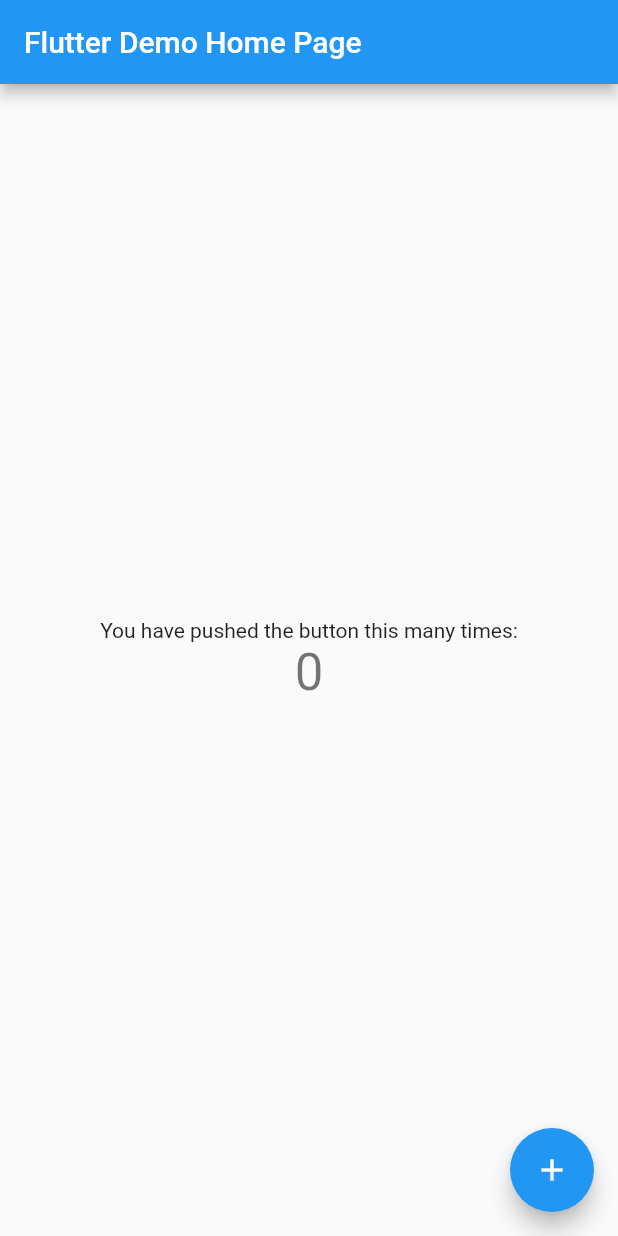
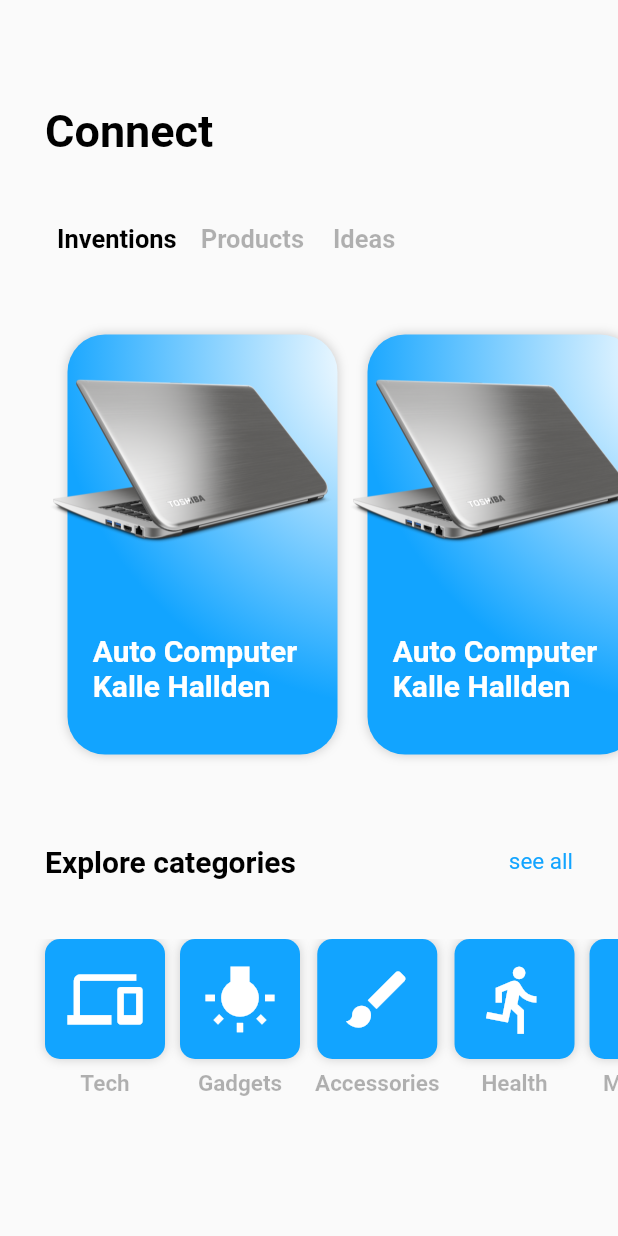
Before and after one commit to vitoralcantara/stroop, a Flutter app: the screen it shows after launch, on a phone screen of 412 x 824 dp. Run offline on Flutter 3.47's test engine with Material 2 defaults, Android fonts, the phone set to English and light mode, and no system bars; Roboto replaces fonts that are missing (Avenir, Helvetica).

Commit message:
inserido um modelo a partir do qual começar o projeto

```diff
--- /dev/null
+++ b/lib/Models/global.dart
@@ -0,0 +1,44 @@
+import 'package:flutter/material.dart';
+
+Color blueColor = Color(0xFF12A4FF);
+
+TextStyle whiteTitle = new TextStyle(
+    color: Colors.white,
+    fontFamily: "Avenir",
+    fontWeight: FontWeight.bold,
+    fontSize: 20);
+
+TextStyle mainBlackTitle = new TextStyle(
+    color: Colors.black,
+    fontFamily: "Helvetica",
+    fontWeight: FontWeight.bold,
+    fontSize: 30);
+
+TextStyle blackButtonTitle = new TextStyle(
+    color: Colors.black,
+    fontFamily: "Helvetica",
+    fontWeight: FontWeight.bold,
+    fontSize: 20);
+
+TextStyle seeAllButton = new TextStyle(
+    color: blueColor,
+    fontFamily: "Helvetica",
+    fontWeight: FontWeight.normal,
+    fontSize: 15);
+
+TextStyle categoryTitle = new TextStyle(
+    color: Colors.black.withOpacity(0.3),
+    fontFamily: "Helvetica",
+    fontWeight: FontWeight.bold,
+    fontSize: 15);
+TextStyle smallTitle = new TextStyle(
+    color: Colors.black,
+    fontFamily: "Helvetica",
+    fontWeight: FontWeight.bold,
+    fontSize: 15);
+
+TextStyle namesSmall = new TextStyle(
+    color: Colors.black.withOpacity(0.3),
+    fontFamily: "Helvetica",
+    fontWeight: FontWeight.bold,
+    fontSize: 10);
--- /dev/null
+++ b/lib/Models/invention.dart
@@ -0,0 +1,22 @@
+import 'package:flutter/material.dart';
+
+import 'user.dart';
+
+class Invention {
+  String? name;
+  List<User>? inventors;
+  double? progress;
+  List<User>? investors;
+  String? category;
+  AssetImage? image;
+
+  Invention(String name, List<User> inventors, List<User> investors,
+      double progress, String category, AssetImage image) {
+    this.name = name;
+    this.inventors = inventors;
+    this.investors = investors;
+    this.progress = progress;
+    this.category = category;
+    this.image = image;
+  }
+}
--- /dev/null
+++ b/lib/Models/user.dart
@@ -0,0 +1,18 @@
+import 'package:flutter/material.dart';
+
+import 'invention.dart';
+
+class User {
+  String? firstName;
+  String? lastName;
+  List<Invention>? inventions;
+  AssetImage? profilePic;
+
+  User(String firstName, String lastName, List<Invention> inventions,
+      AssetImage profilePic) {
+    this.firstName = firstName;
+    this.lastName = lastName;
+    this.inventions = inventions;
+    this.profilePic = profilePic;
+  }
+}
--- /dev/null
+++ b/lib/UI/category_card.dart
@@ -0,0 +1,32 @@
+import 'package:flutter/material.dart';
+import 'package:stroop/Models/global.dart';
+
+class CategoryCard extends StatelessWidget {
+  final String categoryName;
+  final Icon categoryIcon;
+  const CategoryCard({required this.categoryName, required this.categoryIcon});
+  @override
+  Widget build(BuildContext context) {
+    return Container(
+        margin: EdgeInsets.only(right: 10),
+        child: Column(
+            mainAxisAlignment: MainAxisAlignment.spaceBetween,
+            children: <Widget>[
+              Container(
+                  height: 80,
+                  width: 80,
+                  decoration: BoxDecoration(
+                      borderRadius: BorderRadius.all(Radius.circular(10)),
+                      boxShadow: [
+                        BoxShadow(
+                            color: Colors.grey.withOpacity(0.5), blurRadius: 5)
+                      ],
+                      color: blueColor),
+                  child: categoryIcon),
+              Container(
+                  child: Center(
+                child: Text(categoryName, style: categoryTitle),
+              ))
+            ]));
+  }
+}
--- /dev/null
+++ b/lib/UI/invent_card.dart
@@ -0,0 +1,71 @@
+import 'package:flutter/material.dart';
+import 'package:stroop/Models/global.dart';
+import 'package:stroop/Models/invention.dart';
+import 'package:stroop/Models/user.dart';
+
+import 'invention_page.dart';
+
+class InventCard extends StatelessWidget {
+  final Invention invention;
+  final User inventor;
+  const InventCard({required this.invention, required this.inventor});
+  @override
+  Widget build(BuildContext context) {
+    return Stack(children: <Widget>[
+      Container(
+          margin: EdgeInsets.only(left: 15),
+          constraints: BoxConstraints(maxHeight: 290),
+          width: 180,
+          decoration: BoxDecoration(
+              color: blueColor,
+              borderRadius: BorderRadius.all(Radius.circular(25)),
+              boxShadow: [
+                BoxShadow(color: Colors.grey.withOpacity(0.5), blurRadius: 5)
+              ],
+              gradient: RadialGradient(
+                center: const Alignment(1.5, -0.9), // near the top right
+                radius: 1.3,
+                colors: [
+                  const Color(0xFFFFFFFF), // yellow sun
+                  const Color(0xFF12A4FF), // blue sky
+                ],
+                stops: [0.1, 1.0],
+              )),
+          child: FlatButton(
+            shape: RoundedRectangleBorder(
+              borderRadius: new BorderRadius.circular(25.0),
+              //side: BorderSide(color: Colors.red)
+            ),
+            child: Container(),
+            onPressed: () {
+              Navigator.push(
+                context,
+                MaterialPageRoute(
+                    builder: (context) => InventionPage(invention: invention)),
+              );
+            },
+          )),
+      Container(
+        padding: EdgeInsets.only(top: 20),
+        width: 200,
+        child: Column(children: <Widget>[
+          Container(
+            child: Image(
+              image: invention.image!,
+            ),
+          ),
+          Container(
+              margin: EdgeInsets.only(top: 50),
+              child: Column(
+                crossAxisAlignment: CrossAxisAlignment.start,
+                children: <Widget>[
+                  Text(invention.name!, style: whiteTitle),
+                  Text(inventor.firstName! + " " + inventor.lastName!,
+                      style: whiteTitle)
+                ],
+              ))
+        ]),
+      )
+    ]);
+  }
+}
--- a/lib/main.dart
+++ b/lib/main.dart
@@ -1,113 +1,178 @@
 import 'package:flutter/material.dart';
 
-void main() {
-  runApp(MyApp());
-}
+import 'Models/global.dart';
+import 'Models/invention.dart';
+import 'Models/user.dart';
+import 'UI/category_card.dart';
+import 'UI/invent_card.dart';
 
-class MyApp extends StatelessWidget {
+void main() => runApp(RedTape());
+
+class RedTape extends StatelessWidget {
   // This widget is the root of your application.
   @override
   Widget build(BuildContext context) {
     return MaterialApp(
-      title: 'Flutter Demo',
+      debugShowCheckedModeBanner: false,
+      title: 'RedTape',
       theme: ThemeData(
-        // This is the theme of your application.
-        //
-        // Try running your application with "flutter run". You'll see the
-        // application has a blue toolbar. Then, without quitting the app, try
-        // changing the primarySwatch below to Colors.green and then invoke
-        // "hot reload" (press "r" in the console where you ran "flutter run",
-        // or simply save your changes to "hot reload" in a Flutter IDE).
-        // Notice that the counter didn't reset back to zero; the application
-        // is not restarted.
         primarySwatch: Colors.blue,
       ),
-      home: MyHomePage(title: 'Flutter Demo Home Page'),
+      home: MyHomePage(),
     );
   }
 }
 
 class MyHomePage extends StatefulWidget {
-  MyHomePage({Key? key, required this.title}) : super(key: key);
-
-  // This widget is the home page of your application. It is stateful, meaning
-  // that it has a State object (defined below) that contains fields that affect
-  // how it looks.
-
-  // This class is the configuration for the state. It holds the values (in this
-  // case the title) provided by the parent (in this case the App widget) and
-  // used by the build method of the State. Fields in a Widget subclass are
-  // always marked "final".
-
-  final String title;
-
   @override
   _MyHomePageState createState() => _MyHomePageState();
 }
 
 class _MyHomePageState extends State<MyHomePage> {
-  int _counter = 0;
-
-  void _incrementCounter() {
-    setState(() {
-      // This call to setState tells the Flutter framework that something has
-      // changed in this State, which causes it to rerun the build method below
-      // so that the display can reflect the updated values. If we changed
-      // _counter without calling setState(), then the build method would not be
-      // called again, and so nothing would appear to happen.
-      _counter++;
-    });
-  }
+  Color inactive = Colors.black.withOpacity(0.3);
+  Map activeTab = {
+    0: Colors.black,
+    1: Colors.black.withOpacity(0.3),
+    2: Colors.black.withOpacity(0.3)
+  };
+  int active = 0;
 
   @override
   Widget build(BuildContext context) {
-    // This method is rerun every time setState is called, for instance as done
-    // by the _incrementCounter method above.
-    //
-    // The Flutter framework has been optimized to make rerunning build methods
-    // fast, so that you can just rebuild anything that needs updating rather
-    // than having to individually change instances of widgets.
     return Scaffold(
-      appBar: AppBar(
-        // Here we take the value from the MyHomePage object that was created by
-        // the App.build method, and use it to set our appbar title.
-        title: Text(widget.title),
-      ),
-      body: Center(
-        // Center is a layout widget. It takes a single child and positions it
-        // in the middle of the parent.
-        child: Column(
-          // Column is also a layout widget. It takes a list of children and
-          // arranges them vertically. By default, it sizes itself to fit its
-          // children horizontally, and tries to be as tall as its parent.
-          //
-          // Invoke "debug painting" (press "p" in the console, choose the
-          // "Toggle Debug Paint" action from the Flutter Inspector in Android
-          // Studio, or the "Toggle Debug Paint" command in Visual Studio Code)
-          // to see the wireframe for each widget.
-          //
-          // Column has various properties to control how it sizes itself and
-          // how it positions its children. Here we use mainAxisAlignment to
-          // center the children vertically; the main axis here is the vertical
-          // axis because Columns are vertical (the cross axis would be
-          // horizontal).
-          mainAxisAlignment: MainAxisAlignment.center,
-          children: <Widget>[
-            Text(
-              'You have pushed the button this many times:',
-            ),
-            Text(
-              '$_counter',
-              style: Theme.of(context).textTheme.headline4,
-            ),
-          ],
-        ),
-      ),
-      floatingActionButton: FloatingActionButton(
-        onPressed: _incrementCounter,
-        tooltip: 'Increment',
-        child: Icon(Icons.add),
-      ), // This trailing comma makes auto-formatting nicer for build methods.
-    );
+        body: Center(
+            child: Container(
+                margin: EdgeInsets.only(top: 40),
+                //constraints: BoxConstraints.expand(width: MediaQuery.of(context).size.width, height: MediaQuery.of(context).size.height),
+                child: Column(
+                    crossAxisAlignment: CrossAxisAlignment.start,
+                    children: <Widget>[
+                      Container(
+                          padding: EdgeInsets.only(left: 30),
+                          margin: EdgeInsets.only(top: 30),
+                          child: Text("Connect", style: mainBlackTitle)),
+                      Container(
+                          padding: EdgeInsets.all(30),
+                          child: Row(children: <Widget>[
+                            TextButton(
+                                child: Text("Inventions",
+                                    style: TextStyle(
+                                        color: activeTab[0],
+                                        fontFamily: "Helvetica",
+                                        fontWeight: FontWeight.bold,
+                                        fontSize: 17)),
+                                onPressed: () {
+                                  if (active != 0) {
+                                    setState(() {
+                                      activeTab[active] = inactive;
+                                      active = 0;
+                                      activeTab[active] = Colors.black;
+                                    });
+                                  }
+                                }),
+                            TextButton(
+                                child: Text("Products",
+                                    style: TextStyle(
+                                        color: activeTab[1],
+                                        fontFamily: "Helvetica",
+                                        fontWeight: FontWeight.bold,
+                                        fontSize: 17)),
+                                onPressed: () {
+                                  if (active != 1) {
+                                    setState(() {
+                                      activeTab[active] = inactive;
+                                      active = 1;
+                                      activeTab[active] = Colors.black;
+                                    });
+                                  }
+                                }),
+                            TextButton(
+                                child: Text("Ideas",
+                                    style: TextStyle(
+                                        color: activeTab[2],
+                                        fontFamily: "Helvetica",
+                                        fontWeight: FontWeight.bold,
+                                        fontSize: 17)),
+                                onPressed: () {
+                                  if (active != 2) {
+                                    setState(() {
+                                      activeTab[active] = inactive;
+                                      active = 2;
+                                      activeTab[active] = Colors.black;
+                                    });
+                                  }
+                                })
+                          ])),
+                      Container(
+                          width: MediaQuery.of(context).size.width,
+                          height: 300,
+                          child: ListView(
+                              padding: EdgeInsets.only(
+                                  left: 30, top: 10, bottom: 10),
+                              children: getInventions(),
+                              scrollDirection: Axis.horizontal)),
+                      Container(
+                          child: Column(children: <Widget>[
+                        Container(
+                            padding: EdgeInsets.only(left: 30, right: 30),
+                            margin: EdgeInsets.only(top: 50, bottom: 40),
+                            child: Row(
+                              mainAxisAlignment: MainAxisAlignment.spaceBetween,
+                              children: <Widget>[
+                                Text("Explore categories",
+                                    style: blackButtonTitle),
+                                GestureDetector(
+                                  onTap: () {
+                                    print("Show all");
+                                  },
+                                  child: Text("see all", style: seeAllButton),
+                                )
+                              ],
+                            )),
+                        Container(
+                            height: 105,
+                            child: ListView(
+                                padding: EdgeInsets.only(left: 30),
+                                scrollDirection: Axis.horizontal,
+                                children: getCategories()))
+                      ]))
+                    ]))));
+  }
+
+  List<String> categoryNames = [
+    "Tech",
+    "Gadgets",
+    "Accessories",
+    "Health",
+    "Medicine"
+  ];
+  Map categoryIcons = {
+    "Tech": Icon(Icons.phonelink, color: Colors.white, size: 50),
+    "Gadgets": Icon(Icons.wb_incandescent, color: Colors.white, size: 50),
+    "Accessories": Icon(Icons.brush, color: Colors.white, size: 50),
+    "Health": Icon(Icons.directions_run, color: Colors.white, size: 50),
+    "Medicine": Icon(Icons.healing, color: Colors.white, size: 50),
+  };
+
+  List<Widget> getCategories() {
+    List<Widget> categories = [];
+    for (String category in categoryNames) {
+      categories.add(CategoryCard(
+          categoryName: category, categoryIcon: categoryIcons[category]));
+    }
+    return categories;
+  }
+
+  List<Widget> getInventions() {
+    List<Widget> inventions = [];
+    User kalle =
+        new User("Kalle", "Hallden", [], AssetImage('lib/Assets/good.JPG'));
+    for (int i = 0; i < 10; i++) {
+      Invention invent = new Invention("Auto Computer", [kalle], [kalle], 0.65,
+          "Tech", AssetImage('lib/Assets/laptop.png'));
+      kalle.inventions!.add(invent);
+      inventions.add(InventCard(invention: invent, inventor: kalle));
+    }
+    return inventions;
   }
 }
```
Also changed, not shown: lib/UI/invention_info_card.dart (added, +153 -0 lines), lib/UI/invention_page.dart (added, +58 -0 lines), pubspec.yaml (+4 -3 lines), lib/Assets/computer.png (added), lib/Assets/good.JPG (added), lib/Assets/laptop.png (added), pubspec.lock, 1 other file.
